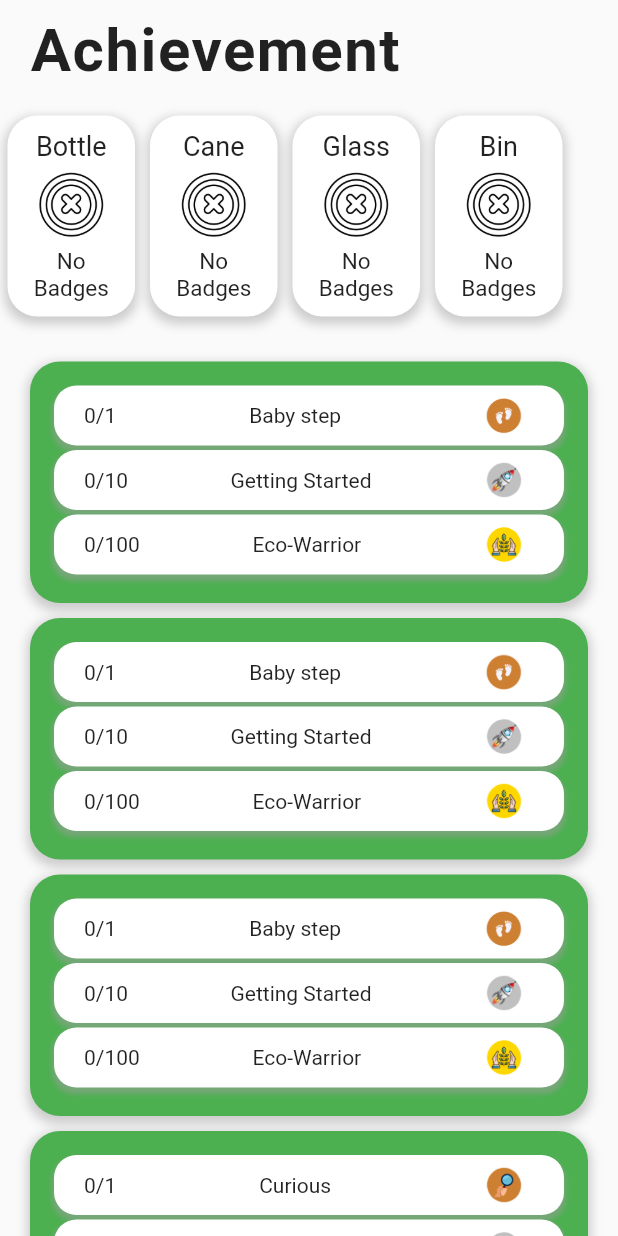
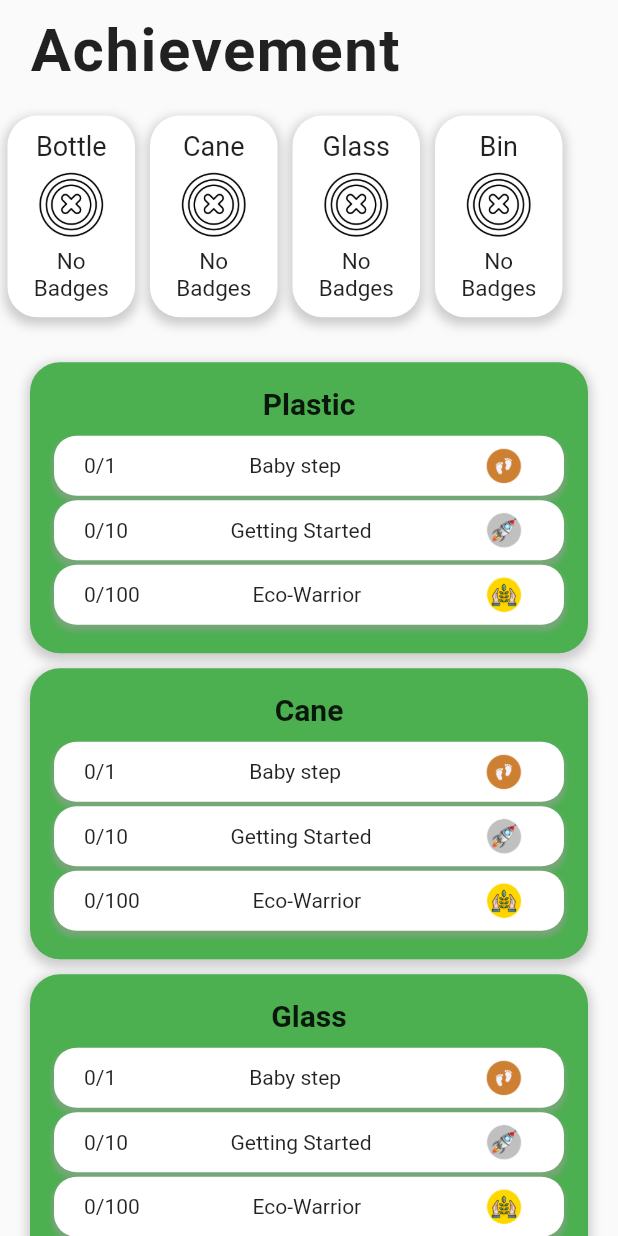
Before and after one commit to sandazz/waste_management_application, a Flutter app: the Achievement screen opened directly, on a phone screen of 412 x 824 dp. Run offline on Flutter 3.47's test engine with Material 2 defaults, Android fonts, the phone set to English and light mode, and no system bars; our stand-ins replace cloud_firestore, firebase_auth, firebase_core, flutter_fortune_wheel, line_icons; missing offline and left inert: flutter_barcode_scanner, mobile_scanner; accounts and stored records are empty.

Commit message:
- change aspecRatio to change with containing items in the containers - update the icons plastic and glass - add launch icon

```diff
--- a/lib/pages/enduser/Achievement.dart
+++ b/lib/pages/enduser/Achievement.dart
@@ -176,7 +176,9 @@ class _AchievementState extends State<Achievement> {
                   ),
                 ),
               ),
-              SingleChildScrollView(
+              AspectRatio(
+                aspectRatio: 8/3,
+                child: SingleChildScrollView(
                   scrollDirection: Axis.horizontal,
                   child: Container(
                     margin: EdgeInsets.symmetric(vertical: 10.0),
@@ -503,6 +505,7 @@ class _AchievementState extends State<Achievement> {
                     ),
                   ),
                 ),
+              ),
               Expanded(
                 child: ListView(
                   children: [
@@ -525,6 +528,17 @@ class _AchievementState extends State<Achievement> {
                           ),
                           child: Column(
                             children: [
+                              Container(
+                                margin: EdgeInsets.only(bottom: 10.0),
+                                child: Text(
+                                  "Plastic",
+                                  textAlign: TextAlign.left, // This is for text alignment.
+                                  style: TextStyle(
+                                    fontSize: 20.0,     // Change the font size.// Change the font family.
+                                    fontWeight: FontWeight.bold,  // Change the font weight.
+                                  ),
+                                ),
+                              ),
                               Container(
                                   width: 500.0, // Set the width of the container
                                   height: 40.0,// Set the height of the container
@@ -678,6 +692,17 @@ class _AchievementState extends State<Achievement> {
                           child: Column(
                             children: [
                               Container(
+                                margin: EdgeInsets.only(bottom: 10.0),
+                                child: Text(
+                                  "Cane",
+                                  textAlign: TextAlign.left, // This is for text alignment.
+                                  style: TextStyle(
+                                    fontSize: 20.0,     // Change the font size.// Change the font family.
+                                    fontWeight: FontWeight.bold,  // Change the font weight.
+                                  ),
+                                ),
+                              ),
+                              Container(
                                 width: 500.0, // Set the width of the container
                                 height: 40.0,// Set the height of the container
                                 margin: EdgeInsets.fromLTRB(0.0, 0.0, 0.0, 3.0),
@@ -830,6 +855,17 @@ class _AchievementState extends State<Achievement> {
                           child: Column(
                             children: [
                               Container(
+                                margin: EdgeInsets.only(bottom: 10.0),
+                                child: Text(
+                                  "Glass",
+                                  textAlign: TextAlign.left, // This is for text alignment.
+                                  style: TextStyle(
+                                    fontSize: 20.0,     // Change the font size.// Change the font family.
+                                    fontWeight: FontWeight.bold,  // Change the font weight.
+                                  ),
+                                ),
+                              ),
+                              Container(
                                 width: 500.0, // Set the width of the container
                                 height: 40.0,// Set the height of the container
                                 margin: EdgeInsets.fromLTRB(0.0, 0.0, 0.0, 3.0),
@@ -981,6 +1017,17 @@ class _AchievementState extends State<Achievement> {
                           ),
                           child: Column(
                             children: [
+                              Container(
+                                margin: EdgeInsets.only(bottom: 10.0),
+                                child: Text(
+                                  "Bin",
+                                  textAlign: TextAlign.left, // This is for text alignment.
+                                  style: TextStyle(
+                                    fontSize: 20.0,     // Change the font size.// Change the font family.
+                                    fontWeight: FontWeight.bold,  // Change the font weight.
+                                  ),
+                                ),
+                              ),
                               Container(
                                 width: 500.0, // Set the width of the container
                                 height: 40.0,// Set the height of the container
--- a/lib/pages/enduser/LeaderBoard.dart
+++ b/lib/pages/enduser/LeaderBoard.dart
@@ -50,6 +50,7 @@ class _LeaderBoardState extends State<LeaderBoard> {
     }
   }
 
+
   List<String> texts = [
   ];
 
@@ -91,7 +92,9 @@ class _LeaderBoardState extends State<LeaderBoard> {
               }else{
                 colorIntensity =50;
               }
-              return Container(
+              return AspectRatio(
+                aspectRatio: 12/2,
+                  child: Container(
                       width: 500.0, // Set the width of the container
                       height: 50.0, // Set the height of the container
                       padding: EdgeInsets.all(16.0), // Set the padding within the container
@@ -127,6 +130,7 @@ class _LeaderBoardState extends State<LeaderBoard> {
                           ),
                         ],
                       )
+                  ),
               );
             }).toList(),
           ),
--- a/lib/pages/enduser/Rewards.dart
+++ b/lib/pages/enduser/Rewards.dart
@@ -100,7 +100,9 @@ class _RewardsState extends State<Rewards> {
                 ),
               ),
             ),
-            Row(
+            AspectRatio(
+              aspectRatio: 7/2,
+                child: Row(
                 mainAxisAlignment: MainAxisAlignment.center,
                 children: [
                   Container(
@@ -221,6 +223,7 @@ class _RewardsState extends State<Rewards> {
                     ),
                   ),
                 ],
+              ),
             ),
 
             SizedBox(height: 80.0,),
```
Also changed, not shown: lib/pages/collector/Home.dart (+5 -4 lines), lib/pages/enduser/Home.dart (+14 -11 lines), pubspec.yaml (+22 -0 lines), assets/icons/app_icon.png (added), pubspec.lock, 31 other files. Lines whose indentation alone changed are shown as unchanged.
